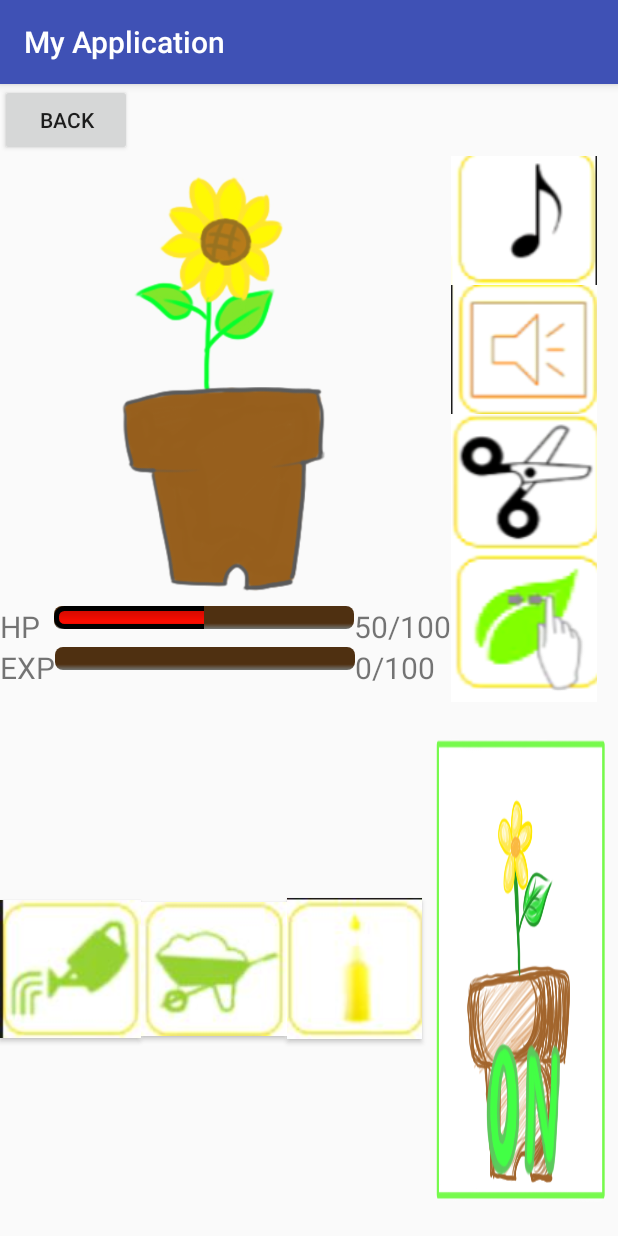
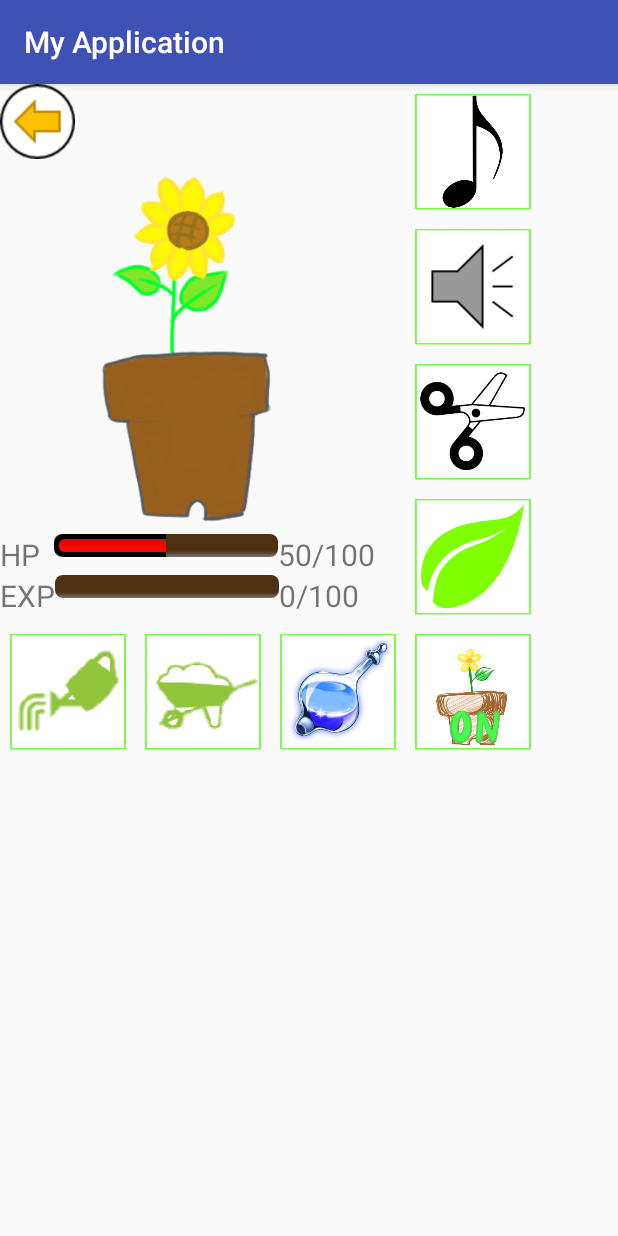
Before and after one commit to Mintsushi/gggg, an Android app: the screen it shows after launch (MainActivity), on a phone screen of 412 x 824 dp. Run offline under Robolectric (Android 15) with nearby library versions, the phone set to English and light mode, and no system bars.

Commit message:
식물 관리 창 이미지 변경함

```diff
--- a/MyApplication/app/src/main/res/layout/activity_main.xml
+++ b/MyApplication/app/src/main/res/layout/activity_main.xml
@@ -8,28 +8,31 @@
     android:orientation="vertical"
     tools:context="com.example.sujeong.myapplication.MainActivity">
 
-    <Button
-        android:layout_width="wrap_content"
-        android:layout_height="wrap_content"
-        android:text="back"/>
 
     <LinearLayout
         android:layout_width="wrap_content"
         android:layout_height="wrap_content"
         android:orientation="horizontal">
 
+
+
         <LinearLayout
             android:layout_width="match_parent"
-            android:layout_height="wrap_content"
+            android:layout_height="match_parent"
             android:orientation="vertical">
 
+            <Button
+                android:layout_width="50dp"
+                android:layout_height="50dp"
+                android:background="@drawable/back" />
+
             <ImageView
-                android:layout_width="300dp"
-                android:layout_height="300dp"
+                android:layout_width="250dp"
+                android:layout_height="250dp"
                 android:background="@drawable/sunflower_brown" />
 
             <LinearLayout
-                android:layout_width="wrap_content"
+                android:layout_width="270dp"
                 android:layout_height="wrap_content"
                 android:orientation="horizontal"
                 android:layout_gravity="">
@@ -43,7 +46,7 @@
                 <ProgressBar android:id="@+id/HPBar"
                     style="?android:attr/progressBarStyleHorizontal"
                     android:progressDrawable="@drawable/progressbar_custom"
-                    android:layout_width="200dp"
+                    android:layout_width="149dp"
                     android:layout_height="15dp" />
 
                 <TextView
@@ -61,7 +64,7 @@
             </LinearLayout>
 
             <LinearLayout
-                android:layout_width="wrap_content"
+                android:layout_width="270dp"
                 android:layout_height="wrap_content"
                 android:orientation="horizontal">
 
@@ -74,7 +77,7 @@
                 <ProgressBar android:id="@+id/EXPBar"
                     style="?android:attr/progressBarStyleHorizontal"
                     android:progressDrawable="@drawable/progressbar_custom_exp"
-                    android:layout_width="200dp"
+                    android:layout_width="149dp"
                     android:layout_height="15dp" />
 
                 <TextView
@@ -97,33 +100,33 @@
 
 
         <LinearLayout
-            android:layout_width="wrap_content"
-            android:layout_height="wrap_content"
+            android:layout_width="match_parent"
+            android:layout_height="match_parent"
             android:orientation="vertical"
             >
 
             <Button
-                android:layout_width="match_parent"
-                android:layout_height="match_parent"
-                android:background="@drawable/a"
+                android:layout_width="90dp"
+                android:layout_height="90dp"
+                android:background="@drawable/music"
                 android:id="@+id/btnMusic"/>
 
             <Button
-                android:layout_width="match_parent"
-                android:layout_height="match_parent"
-                android:background="@drawable/b"
+                android:layout_width="90dp"
+                android:layout_height="90dp"
+                android:background="@drawable/talk"
                 android:id="@+id/btnTalk"/>
 
             <Button
-                android:layout_width="match_parent"
-                android:layout_height="match_parent"
-                android:background="@drawable/c"
+                android:layout_width="90dp"
+                android:layout_height="90dp"
+                android:background="@drawable/scissor"
                 android:id="@+id/btnScissors"/>
 
             <Button
-                android:layout_width="match_parent"
-                android:layout_height="match_parent"
-                android:background="@drawable/d"
+                android:layout_width="90dp"
+                android:layout_height="90dp"
+                android:background="@drawable/touch"
                 android:id="@+id/btnTouch"/>
 
         </LinearLayout>
@@ -132,31 +135,31 @@
 
 
     <LinearLayout
-        android:layout_width="wrap_content"
-        android:layout_height="wrap_content"
+        android:layout_width="match_parent"
+        android:layout_height="match_parent"
         android:orientation="horizontal">
 
         <Button
-            android:layout_width="wrap_content"
-            android:layout_height="wrap_content"
-            android:background="@drawable/w"
+            android:layout_width="90dp"
+            android:layout_height="90dp"
+            android:background="@drawable/water"
             android:id="@+id/btnWater"/>
 
         <Button
-            android:layout_width="wrap_content"
-            android:layout_height="wrap_content"
-            android:background="@drawable/e"
+            android:layout_width="90dp"
+            android:layout_height="90dp"
+            android:background="@drawable/energy"
             android:id="@+id/btnEnergy"/>
 
         <Button
-            android:layout_width="wrap_content"
-            android:layout_height="wrap_content"
-            android:background="@drawable/q"
+            android:layout_width="90dp"
+            android:layout_height="90dp"
+            android:background="@drawable/medicine"
             android:id="@+id/btnMedicine"/>
 
         <Button
-            android:layout_width="wrap_content"
-            android:layout_height="wrap_content"
+            android:layout_width="90dp"
+            android:layout_height="90dp"
             android:id="@+id/ONOFF"
             android:background="@drawable/on" />
 
```
Also changed, not shown: MyApplication/app/src/main/res/drawable/back.png (added), MyApplication/app/src/main/res/drawable/energy.png (added), MyApplication/app/src/main/res/drawable/medicine.png (added), MyApplication/app/src/main/res/drawable/music.png (added), MyApplication/app/src/main/res/drawable/off.png (added), MyApplication/app/src/main/res/drawable/scissor.png (added), MyApplication/app/src/main/res/drawable/talk.png (added), MyApplication/app/src/main/res/drawable/touch.png (added), MyApplication/app/src/main/res/drawable/water.png (added).
